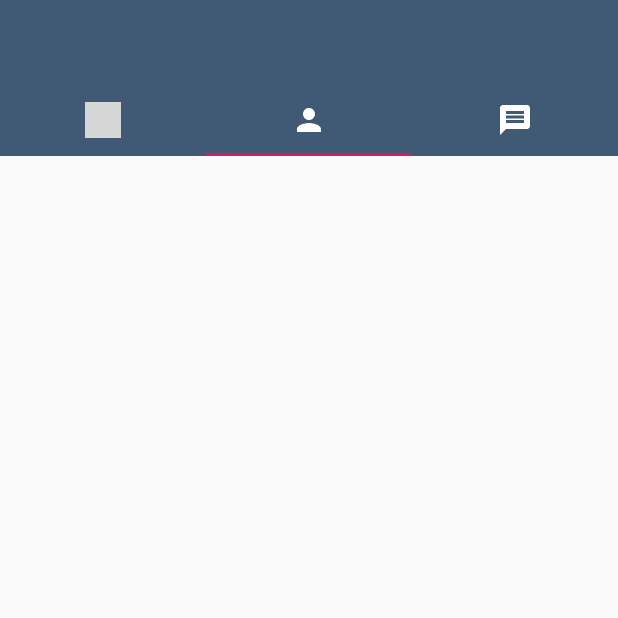
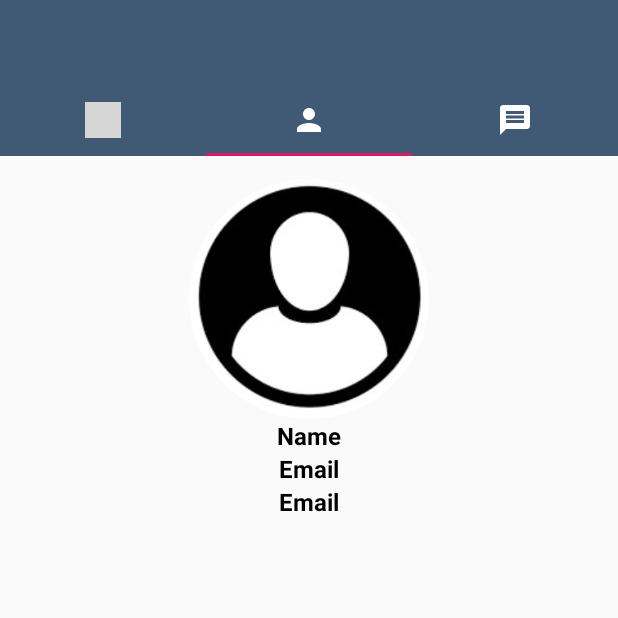
Before and after one commit to santhossunthar/Tent, an Android app: the screen it shows after launch (MainActivity), tab 2 chosen, on a phone screen of 412 x 824 dp, the top half of it. Run offline under Robolectric (Android 15) with nearby library versions, the phone set to English and light mode, and no system bars; our stand-ins replace CircleImageView, Firebase (no records; nobody signed in at launch, a user with empty details on screens opened directly); 2 statements that could not run were skipped; grey boxes are pictures that could not be loaded.

Commit message:
Implemented MyTentFragment class with layout

```diff
--- a/app/src/main/java/com/eYe3/Tent/tab/MyTentFragment.java
+++ b/app/src/main/java/com/eYe3/Tent/tab/MyTentFragment.java
@@ -1,31 +1,103 @@
 package com.eYe3.Tent.tab;
 
+import android.app.Activity;
+import android.content.Context;
 import android.os.Bundle;
 import android.view.LayoutInflater;
 import android.view.View;
 import android.view.ViewGroup;
+import android.widget.TextView;
+import androidx.annotation.NonNull;
 import androidx.fragment.app.Fragment;
+import androidx.recyclerview.widget.LinearLayoutManager;
+import androidx.recyclerview.widget.RecyclerView;
+import com.bumptech.glide.Glide;
 import com.eYe3.Tent.R;
+import com.eYe3.Tent.adapters.PostAdapter;
+import com.eYe3.Tent.models.Post;
+import com.google.firebase.auth.FirebaseAuth;
+import com.google.firebase.auth.FirebaseUser;
+import com.google.firebase.database.DataSnapshot;
+import com.google.firebase.database.DatabaseError;
+import com.google.firebase.database.DatabaseReference;
+import com.google.firebase.database.FirebaseDatabase;
+import com.google.firebase.database.Query;
+import com.google.firebase.database.ValueEventListener;
+import java.util.ArrayList;
+import java.util.List;
+
+import de.hdodenhof.circleimageview.CircleImageView;
 
 public class MyTentFragment extends Fragment {
+    private static final String ARG_PARAM1 = "param1";
+    private static final String ARG_PARAM2 = "param2";
+    RecyclerView postRecyclerView;
+    DatabaseReference userRef, postRef;
+    String currentUserId;
+    FirebaseAuth mAuth;
+    FirebaseUser currentUser;
+    List<Post> postList;
+    PostAdapter postAdapter;
+    CircleImageView userImage;
+    TextView userName, userEmail, userStatus;
+    private String mParam1;
+    private String mParam2;
+
     public MyTentFragment() {
+
+    }
+
+    public static TentGroupFragment newInstance(String param1, String param2) {
+        TentGroupFragment fragment = new TentGroupFragment();
+        Bundle args = new Bundle();
+        args.putString(ARG_PARAM1, param1);
+        args.putString(ARG_PARAM2, param2);
+        fragment.setArguments(args);
+        return fragment;
     }
 
     @Override
     public void onCreate(Bundle savedInstanceState) {
         super.onCreate(savedInstanceState);
+        if (getArguments() != null) {
+            mParam1 = getArguments().getString(ARG_PARAM1);
+            mParam2 = getArguments().getString(ARG_PARAM2);
+        }
     }
 
     @Override
     public View onCreateView(LayoutInflater inflater, ViewGroup container,
                              Bundle savedInstanceState) {
-        // Inflate the layout for this fragment
         View fragmentView = inflater.inflate(R.layout.fragment_mt, container, false);
+        postRecyclerView = fragmentView.findViewById(R.id.my_posts_rv);
+        userEmail = fragmentView.findViewById(R.id.user_profile_email);
+        userImage = fragmentView.findViewById(R.id.user_profile_image);
+        userName = fragmentView.findViewById(R.id.user_profile_name);
+        userStatus = fragmentView.findViewById(R.id.user_profile_status);
+
+        LinearLayoutManager linearLayoutManager = new LinearLayoutManager(getContext());
+        linearLayoutManager.setReverseLayout(true);
+        linearLayoutManager.setStackFromEnd(true);
+        postRecyclerView.setLayoutManager(linearLayoutManager);
+        postRecyclerView.setHasFixedSize(true);
+        postRecyclerView.setNestedScrollingEnabled(false);
+
+        mAuth = FirebaseAuth.getInstance();
+        currentUserId = mAuth.getCurrentUser().getUid();
+        currentUser = mAuth.getCurrentUser();
+        postRef = FirebaseDatabase.getInstance().getReference().child("Posts");
+        userRef = FirebaseDatabase.getInstance().getReference().child("Users");
+
         return fragmentView;
     }
 
     @Override
     public void onStart() {
         super.onStart();
+
+        if (currentUser != null) {
+            String email = currentUser.getEmail();
+            userEmail.setText(email);
+        }
     }
 }
--- a/app/src/main/res/layout/fragment_mt.xml
+++ b/app/src/main/res/layout/fragment_mt.xml
@@ -1,8 +1,72 @@
 <FrameLayout xmlns:android="http://schemas.android.com/apk/res/android"
-    xmlns:app="http://schemas.android.com/apk/res-auto"
     xmlns:tools="http://schemas.android.com/tools"
     android:layout_width="match_parent"
     android:layout_height="match_parent"
+    xmlns:app="http://schemas.android.com/apk/res-auto"
     tools:context="com.eYe3.Tent.tab.MyTentFragment">
 
+    <androidx.core.widget.NestedScrollView
+        android:layout_width="match_parent"
+        android:layout_height="wrap_content"
+        android:fillViewport="true">
+
+        <LinearLayout
+            android:layout_width="match_parent"
+            android:layout_height="wrap_content"
+            android:orientation="vertical">
+
+            <LinearLayout
+                android:id="@+id/profile_info"
+                android:layout_width="match_parent"
+                android:layout_height="wrap_content"
+                android:orientation="vertical"
+                android:paddingTop="15dp">
+
+                <de.hdodenhof.circleimageview.CircleImageView
+                    android:id="@+id/user_profile_image"
+                    android:layout_width="160dp"
+                    android:layout_height="160dp"
+                    android:layout_gravity="center"
+                    android:scaleType="centerCrop"
+                    android:src="@drawable/profile_img_icon"/>
+
+                <TextView
+                    android:id="@+id/user_profile_name"
+                    android:layout_width="match_parent"
+                    android:layout_height="wrap_content"
+                    android:gravity="center"
+                    android:text="Name"
+                    android:textColor="@color/black"
+                    android:textSize="16sp"
+                    android:textStyle="bold"/>
+
+                <TextView
+                    android:id="@+id/user_profile_email"
+                    android:layout_width="match_parent"
+                    android:layout_height="wrap_content"
+                    android:gravity="center"
+                    android:text="Email"
+                    android:textColor="@color/black"
+                    android:textSize="16sp"
+                    android:textStyle="bold"/>
+
+                <TextView
+                    android:id="@+id/user_profile_status"
+                    android:layout_width="match_parent"
+                    android:layout_height="wrap_content"
+                    android:gravity="center"
+                    android:text="Email"
+                    android:textColor="@color/black"
+                    android:textSize="16sp"
+                    android:textStyle="bold"/>
+
+            </LinearLayout>
+
+            <androidx.recyclerview.widget.RecyclerView
+                android:id="@+id/my_posts_rv"
+                android:layout_width="match_parent"
+                android:layout_height="wrap_content" />
+
+        </LinearLayout>
+    </androidx.core.widget.NestedScrollView>
 </FrameLayout>
```
